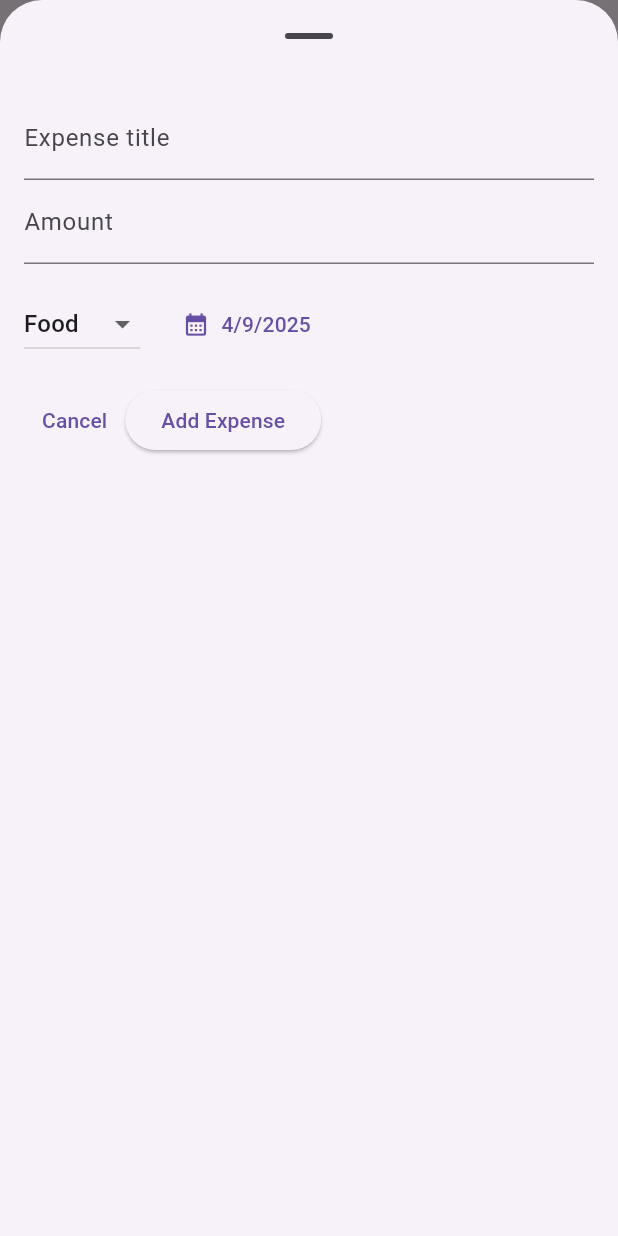
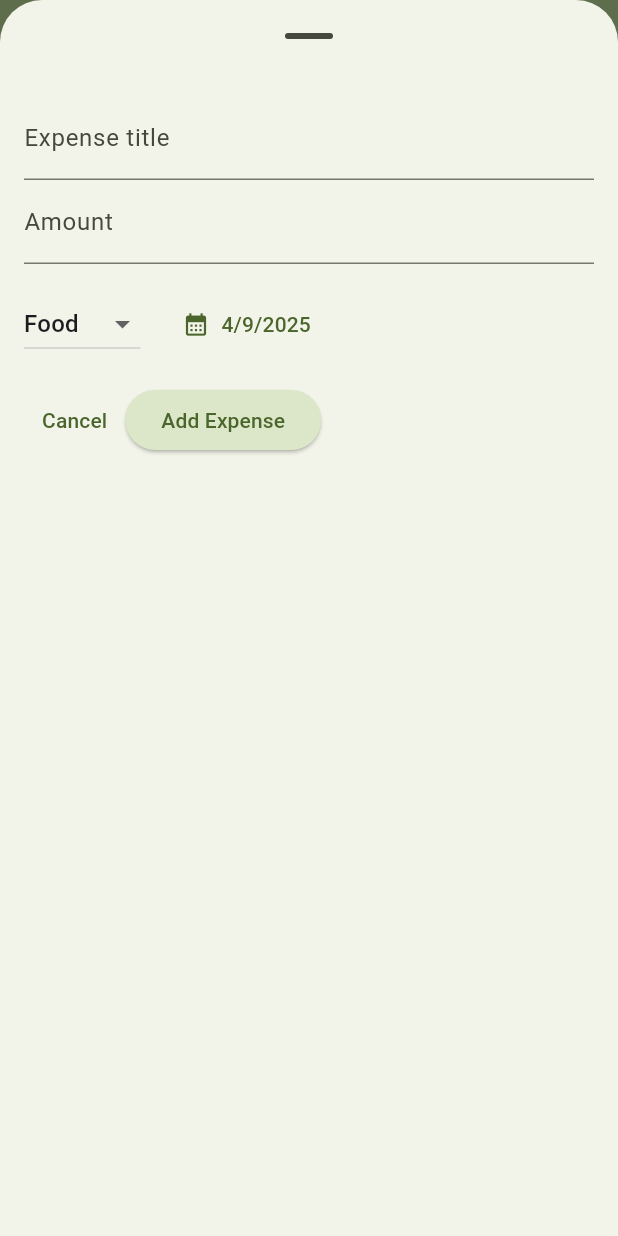
Before and after one commit to karanshah0206/expense_tracker, a Flutter app: the screen it shows after launch, after a tap on the "add" icon, on a phone screen of 412 x 824 dp. Run offline on Flutter 3.47's test engine with Material 3 defaults, Android fonts, the phone set to English and light mode, and no system bars.

Commit message:
Add themes and support for dark theme

```diff
--- a/lib/main.dart
+++ b/lib/main.dart
@@ -3,8 +3,52 @@ import 'package:expense_tracker/widgets/expense_list.dart';
 import 'package:flutter/material.dart';
 import 'package:expense_tracker/model/expense.dart';
 
+final ColorScheme kLightColorScheme = ColorScheme.fromSeed(
+  seedColor: const Color.fromARGB(255, 139, 195, 74),
+);
+final ColorScheme kDarkColorScheme = ColorScheme.fromSeed(
+  brightness: Brightness.dark,
+  seedColor: const Color.fromARGB(255, 139, 195, 74),
+);
+
 void main() {
-  runApp(const MaterialApp(home: ExpenseTrackerApp()));
+  runApp(
+    MaterialApp(
+      home: const ExpenseTrackerApp(),
+      theme: ThemeData.light().copyWith(
+        colorScheme: kLightColorScheme,
+        appBarTheme: const AppBarTheme().copyWith(
+          foregroundColor: kLightColorScheme.onPrimaryContainer,
+          backgroundColor: kLightColorScheme.primaryContainer,
+        ),
+        scaffoldBackgroundColor: kLightColorScheme.primaryContainer,
+        cardTheme: const CardTheme().copyWith(
+          color: kLightColorScheme.inversePrimary,
+          margin: const EdgeInsets.symmetric(horizontal: 10, vertical: 5),
+        ),
+        elevatedButtonTheme: ElevatedButtonThemeData(
+          style: ElevatedButton.styleFrom(
+            backgroundColor: kLightColorScheme.secondaryContainer,
+          ),
+        ),
+      ),
+      darkTheme: ThemeData.dark().copyWith(
+        colorScheme: kDarkColorScheme,
+        appBarTheme: const AppBarTheme().copyWith(
+          foregroundColor: kDarkColorScheme.primary,
+        ),
+        cardTheme: const CardTheme().copyWith(
+          color: kDarkColorScheme.inversePrimary,
+          margin: const EdgeInsets.symmetric(horizontal: 10, vertical: 5),
+        ),
+        elevatedButtonTheme: ElevatedButtonThemeData(
+          style: ElevatedButton.styleFrom(
+            backgroundColor: kDarkColorScheme.secondaryContainer,
+          ),
+        ),
+      ),
+    ),
+  );
 }
 
 class ExpenseTrackerApp extends StatefulWidget {
--- a/lib/widgets/expense_list.dart
+++ b/lib/widgets/expense_list.dart
@@ -22,13 +22,19 @@ class ExpenseList extends StatelessWidget {
             onRemoveExpense(expenses[index]);
           },
           background: Container(
-            color: Colors.red,
-            child: const Row(
+            color: Theme.of(context).colorScheme.error,
+            child: Row(
               children: [
                 SizedBox(width: 16),
-                Icon(Icons.delete_forever, color: Colors.white),
+                Icon(
+                  Icons.delete_forever,
+                  color: Theme.of(context).colorScheme.onError,
+                ),
                 Spacer(),
-                Icon(Icons.delete_forever, color: Colors.white),
+                Icon(
+                  Icons.delete_forever,
+                  color: Theme.of(context).colorScheme.onError,
+                ),
                 SizedBox(width: 16),
               ],
             ),
--- a/lib/widgets/expense_list_item.dart
+++ b/lib/widgets/expense_list_item.dart
@@ -11,8 +11,9 @@ class ExpenseListItem extends StatelessWidget {
     child: Padding(
       padding: const EdgeInsets.symmetric(horizontal: 20, vertical: 16),
       child: Column(
+        crossAxisAlignment: CrossAxisAlignment.start,
         children: [
-          Text(expense.title),
+          Text(expense.title, style: Theme.of(context).textTheme.titleMedium),
           const SizedBox(height: 4),
           Row(
             children: [
```
